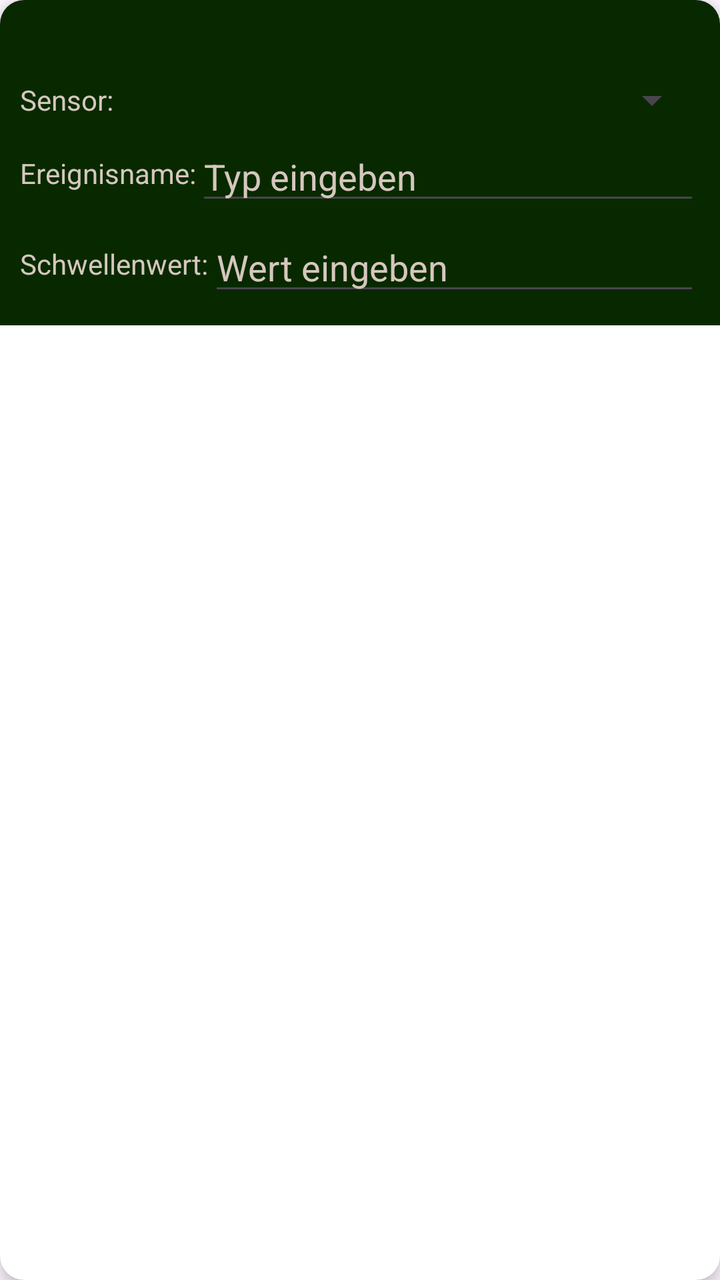
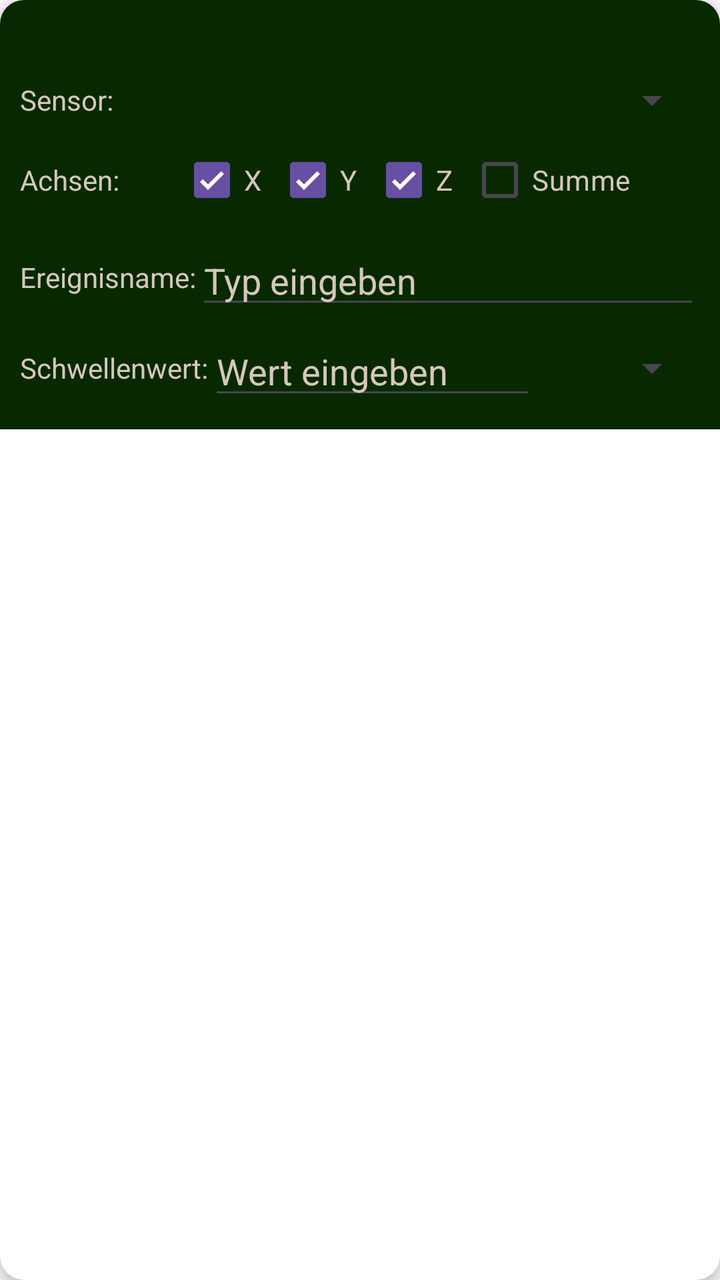

Screens rendered from an Android XML layout before and after an edit, with the pre-edit source and the edit as a unified diff.
<!-- AndroidManifest.xml: application theme Theme.BiotSpeechIoT -->
<!-- res/layout/event_configuration_item.xml -->
<?xml version="1.0" encoding="utf-8"?>
<androidx.cardview.widget.CardView
    xmlns:android="http://schemas.android.com/apk/res/android"
    xmlns:app="http://schemas.android.com/apk/res-auto"
    android:layout_width="match_parent"
    android:layout_height="wrap_content"
    android:layout_margin="8dp"
    app:cardCornerRadius="12dp"
    app:cardElevation="4dp">

    <LinearLayout
        android:layout_width="match_parent"
        android:layout_height="wrap_content"
        android:orientation="vertical"
        android:padding="6dp"
        android:background="@color/header">

        <LinearLayout
            android:layout_width="match_parent"
            android:layout_height="wrap_content"
            android:orientation="horizontal"
            android:gravity="center_vertical">

            <ImageButton
                android:id="@+id/btn_delete_event"
                android:layout_width="32dp"
                android:layout_height="32dp"
                android:src="@drawable/round_close_24"
                android:layout_marginStart="350dp"
                android:contentDescription="Ereignis löschen"
                android:background="?attr/selectableItemBackgroundBorderless"
                app:tint="@color/button_red"
                android:scaleType="fitCenter" />
        </LinearLayout>

        <LinearLayout
            android:layout_width="match_parent"
            android:layout_height="wrap_content"
            android:orientation="horizontal"
            android:gravity="center_vertical"
            android:paddingStart="4dp"
            android:paddingEnd="4dp"
            android:paddingBottom="4dp">

            <TextView
                android:layout_width="wrap_content"
                android:layout_height="wrap_content"
                android:text="Sensor:"
                android:textColor="@color/text"
                android:minWidth="80dp"/>

            <Spinner
                android:id="@+id/spinner_sensor_type"
                android:layout_width="0dp"
                android:layout_height="wrap_content"
                android:layout_weight="1"
                android:spinnerMode="dropdown" />
        </LinearLayout>

        <LinearLayout
            android:layout_width="match_parent"
            android:layout_height="wrap_content"
            android:orientation="horizontal"
            android:gravity="center_vertical"
            android:paddingStart="4dp"
            android:paddingEnd="4dp"
            android:paddingBottom="4dp">

            <TextView
                android:layout_width="wrap_content"
                android:layout_height="wrap_content"
                android:text="Ereignisname:"
                android:textColor="@color/text"
                android:minWidth="80dp"/>

            <EditText
                android:id="@+id/spinner_event_type"
                android:layout_width="0dp"
                android:layout_height="wrap_content"
                android:layout_weight="1"
                android:hint="Typ eingeben"
                android:textColor="@color/text"
                android:textColorHint="@color/text"/>
        </LinearLayout>

        <LinearLayout
            android:layout_width="match_parent"
            android:layout_height="wrap_content"
            android:orientation="horizontal"
            android:gravity="center_vertical"
            android:paddingStart="4dp"
            android:paddingEnd="4dp"
            android:paddingBottom="4dp">

            <TextView
                android:layout_width="wrap_content"
                android:layout_height="wrap_content"
                android:text="Schwellenwert:"
                android:textColor="@color/text"
                android:minWidth="80dp"/>

            <EditText
                android:id="@+id/et_threshold_value"
                android:layout_width="0dp"
                android:layout_height="wrap_content"
                android:layout_weight="1"
                android:inputType="numberDecimal|numberSigned"
                android:hint="Wert eingeben"
                android:textColor="@color/text"
                android:textColorHint="@color/text"/>
        </LinearLayout>

    </LinearLayout>
</androidx.cardview.widget.CardView>
<!-- resources referenced by this layout -->
<resources>
  <color name="button_red">#ff0000</color>
  <color name="header">#082900</color>
  <color name="text">#D5C7BC</color>
  <!-- drawable round_close_24 (drawable) -->
  <vector xmlns:android="http://schemas.android.com/apk/res/android" android:height="24dp" android:tint="#9D0909" android:viewportHeight="24" android:viewportWidth="24" android:width="24dp">
        
      <path android:fillColor="@android:color/white" android:pathData="M18.3,5.71c-0.39,-0.39 -1.02,-0.39 -1.41,0L12,10.59 7.11,5.7c-0.39,-0.39 -1.02,-0.39 -1.41,0 -0.39,0.39 -0.39,1.02 0,1.41L10.59,12 5.7,16.89c-0.39,0.39 -0.39,1.02 0,1.41 0.39,0.39 1.02,0.39 1.41,0L12,13.41l4.89,4.89c0.39,0.39 1.02,0.39 1.41,0 0.39,-0.39 0.39,-1.02 0,-1.41L13.41,12l4.89,-4.89c0.38,-0.38 0.38,-1.02 0,-1.4z"/>
      
  </vector>
  <style name="Theme.BiotSpeechIoT" parent="Base.Theme.BiotSpeechIoT" />
  <style name="Base.Theme.BiotSpeechIoT" parent="Theme.Material3.DayNight.NoActionBar">
          
          
      </style>
</resources>

<!-- the commit's change to res/layout/event_configuration_item.xml (unified diff, before → after) -->
@@ -59,6 +59,56 @@
 
         <LinearLayout
             android:layout_width="match_parent"
+            android:layout_height="match_parent"
+            android:orientation="horizontal"
+            android:gravity="center_vertical"
+            android:paddingStart="4dp"
+            android:paddingEnd="4dp"
+            android:paddingBottom="4dp">
+
+            <TextView
+                android:layout_width="wrap_content"
+                android:layout_height="wrap_content"
+                android:text="Achsen:"
+                android:textColor="@color/text"
+                android:minWidth="80dp"/>
+
+            <CheckBox
+                android:layout_width="wrap_content"
+                android:layout_height="wrap_content"
+                android:text="X"
+                android:textColor="@color/text"
+                android:checked="true"
+                android:id="@+id/MagxCheck"/>
+
+            <CheckBox
+                android:layout_width="wrap_content"
+                android:layout_height="wrap_content"
+                android:text="Y"
+                android:textColor="@color/text"
+                android:checked="true"
+                android:id="@+id/MagyCheck"/>
+
+            <CheckBox
+                android:layout_width="wrap_content"
+                android:layout_height="wrap_content"
+                android:text="Z"
+                android:textColor="@color/text"
+                android:checked="true"
+                android:id="@+id/MagzCheck"/>
+
+            <CheckBox
+                android:layout_width="wrap_content"
+                android:layout_height="wrap_content"
+                android:text="Summe"
+                android:textColor="@color/text"
+                android:checked="false"
+                android:id="@+id/MagSumCheck"/>
+
+        </LinearLayout>
+
+        <LinearLayout
+            android:layout_width="match_parent"
             android:layout_height="wrap_content"
             android:orientation="horizontal"
             android:gravity="center_vertical"
@@ -108,6 +158,14 @@
                 android:hint="Wert eingeben"
                 android:textColor="@color/text"
                 android:textColorHint="@color/text"/>
+
+            <Spinner
+                android:id="@+id/spinner_direction"
+                android:layout_width="0dp"
+                android:layout_height="wrap_content"
+                android:layout_weight="0.5"
+                android:textColor="@color/text"
+                android:spinnerMode="dropdown" />
         </LinearLayout>
 
     </LinearLayout>
